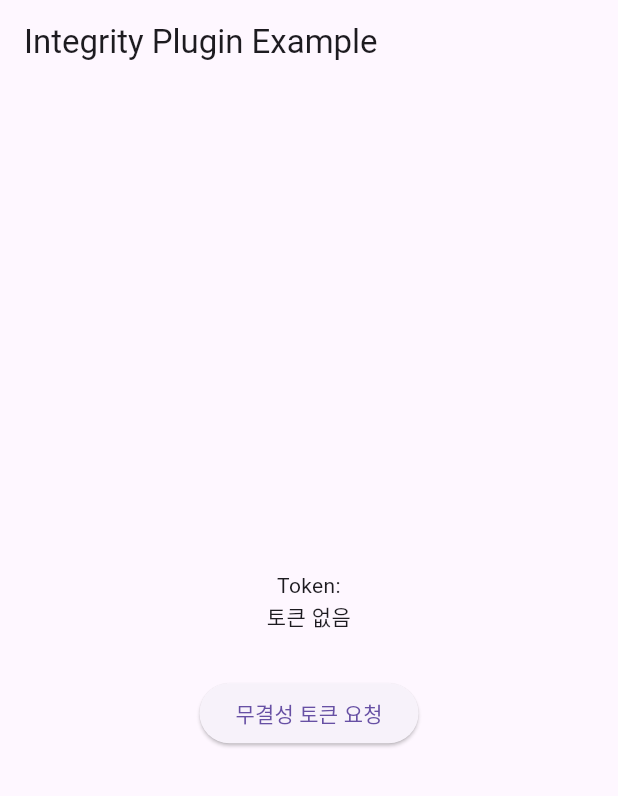
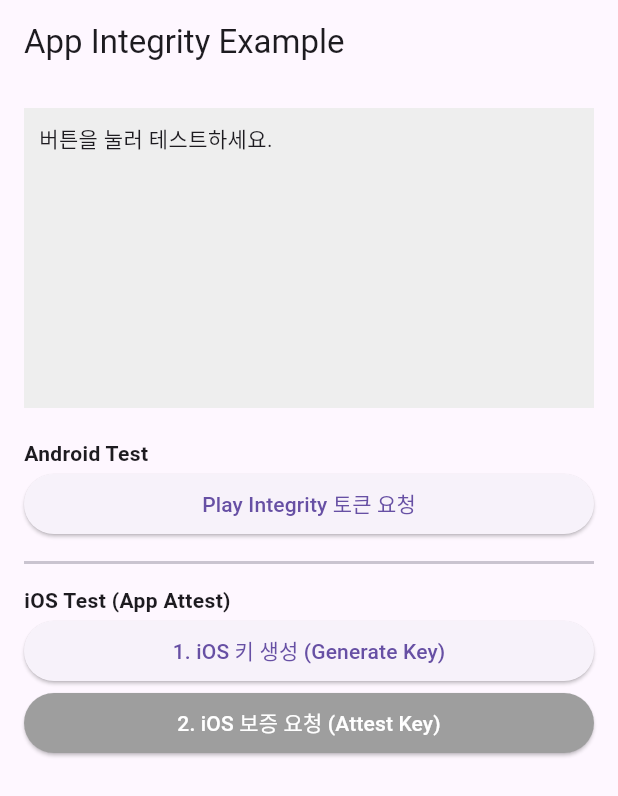
Before and after one commit to rexRUBY/app_integrity_attestation, a Flutter app: the screen it shows after launch, on a phone screen of 412 x 824 dp. Shown: the top 796 px of the screen. Run offline on Flutter 3.47's test engine with Material 3 defaults, Android fonts, the phone set to English and light mode, and no system bars; our stand-ins replace plugin_platform_interface.

Commit message:
FEAT: iOS App Attest(무결성 검증) 플로우 구현

```diff
--- a/example/lib/main.dart
+++ b/example/lib/main.dart
@@ -1,6 +1,5 @@
 import 'package:flutter/material.dart';
 import 'dart:async';
-
 import 'package:flutter/services.dart';
 import 'package:app_integrity_attestation/app_integrity_attestation.dart';
 
@@ -16,10 +15,17 @@ class MyApp extends StatefulWidget {
 }
 
 class _MyAppState extends State<MyApp> {
-  String _token = '토큰 없음';
+  // 화면에 로그 뿌려줄 변수
+  String _statusLog = '버튼을 눌러 테스트하세요.';
+
+  // iOS 테스트 흐름을 위해 KeyID 저장할 변수
+  String? _iosKeyId;
+
   final _plugin = AppIntegrityAttestation();
 
-  Future<void> _getIntegrityToken() async {
+  // 1. [Android] Integrity Token 요청
+  Future<void> _getAndroidIntegrityToken() async {
+    setState(() => _statusLog = "Android 토큰 요청 중...");
     try {
       final token = await _plugin.getIntegrityToken(
         requestHash: "abcd1234",
@@ -27,16 +33,50 @@ class _MyAppState extends State<MyApp> {
       );
 
       setState(() {
-        _token = token ?? "null 반환됨";
+        _statusLog = "Android Token:\n$token";
       });
     } on PlatformException catch (e) {
+      setState(() => _statusLog = "Android Error: ${e.message}");
+    } catch (e) {
+      setState(() => _statusLog = "Error: $e");
+    }
+  }
+
+  // 2. [iOS] 키 생성 (Step 1)
+  Future<void> _generateIosKey() async {
+    setState(() => _statusLog = "iOS Key 생성 중...");
+    try {
+      final keyId = await _plugin.generateKey();
+
       setState(() {
-        _token = "PlatformException: ${e.message}";
+        _iosKeyId = keyId; // 다음 단계를 위해 저장
+        _statusLog = "Key ID 생성 완료:\n$keyId\n\n이제 보증(Attest) 요청을 하세요.";
       });
-    } catch (e) {
+    } on PlatformException catch (e) {
+      setState(() => _statusLog = "iOS Key Error: ${e.message}");
+    }
+  }
+
+  // 3. [iOS] 보증 요청 (Step 2)
+  Future<void> _attestIosKey() async {
+    if (_iosKeyId == null) {
+      setState(() => _statusLog = "먼저 'iOS 키 생성'을 눌러주세요.");
+      return;
+    }
+
+    setState(() => _statusLog = "iOS Attestation 요청 중...");
+    try {
+      // challenge는 보통 서버에서 받은 값 (여기선 테스트용 임의값)
+      final attestationObj = await _plugin.attestKey(
+        keyId: _iosKeyId!,
+        challenge: "test_challenge_random_string",
+      );
+
       setState(() {
-        _token = "Error: $e";
+        _statusLog = "Attestation 성공(Base64):\n$attestationObj";
       });
+    } on PlatformException catch (e) {
+      setState(() => _statusLog = "iOS Attest Error: ${e.message}");
     }
   }
 
@@ -44,18 +84,50 @@ class _MyAppState extends State<MyApp> {
   Widget build(BuildContext context) {
     return MaterialApp(
       home: Scaffold(
-        appBar: AppBar(
-          title: const Text('Integrity Plugin Example'),
-        ),
-        body: Center(
+        appBar: AppBar(title: const Text('App Integrity Example')),
+        body: SingleChildScrollView(
+          // 로그 길어지니까 스크롤 필수
+          padding: const EdgeInsets.all(16),
           child: Column(
-            mainAxisAlignment: MainAxisAlignment.center,
+            crossAxisAlignment: CrossAxisAlignment.stretch,
             children: [
-              Text("Token:\n$_token", textAlign: TextAlign.center),
-              const SizedBox(height: 30),
+              // 결과 보여주는 창
+              Container(
+                padding: const EdgeInsets.all(10),
+                color: Colors.grey[200],
+                height: 200,
+                child: SingleChildScrollView(child: Text(_statusLog)),
+              ),
+              const SizedBox(height: 20),
+
+              const Text(
+                "Android Test",
+                style: TextStyle(fontWeight: FontWeight.bold),
+              ),
               ElevatedButton(
-                onPressed: _getIntegrityToken,
-                child: const Text("무결성 토큰 요청"),
+                onPressed: _getAndroidIntegrityToken,
+                child: const Text("Play Integrity 토큰 요청"),
+              ),
+
+              const Divider(height: 30, thickness: 2),
+
+              const Text(
+                "iOS Test (App Attest)",
+                style: TextStyle(fontWeight: FontWeight.bold),
+              ),
+              ElevatedButton(
+                onPressed: _generateIosKey,
+                child: const Text("1. iOS 키 생성 (Generate Key)"),
+              ),
+              ElevatedButton(
+                onPressed: _attestIosKey,
+                style: ElevatedButton.styleFrom(
+                  backgroundColor: _iosKeyId != null
+                      ? Colors.blue
+                      : Colors.grey,
+                  foregroundColor: Colors.white,
+                ),
+                child: const Text("2. iOS 보증 요청 (Attest Key)"),
               ),
             ],
           ),
```
Also changed, not shown: lib/app_integrity_attestation.dart (+14 -0 lines), lib/app_integrity_attestation_method_channel.dart (+56 -10 lines), lib/app_integrity_attestation_platform_interface.dart (+19 -1 lines), 7 other files.
